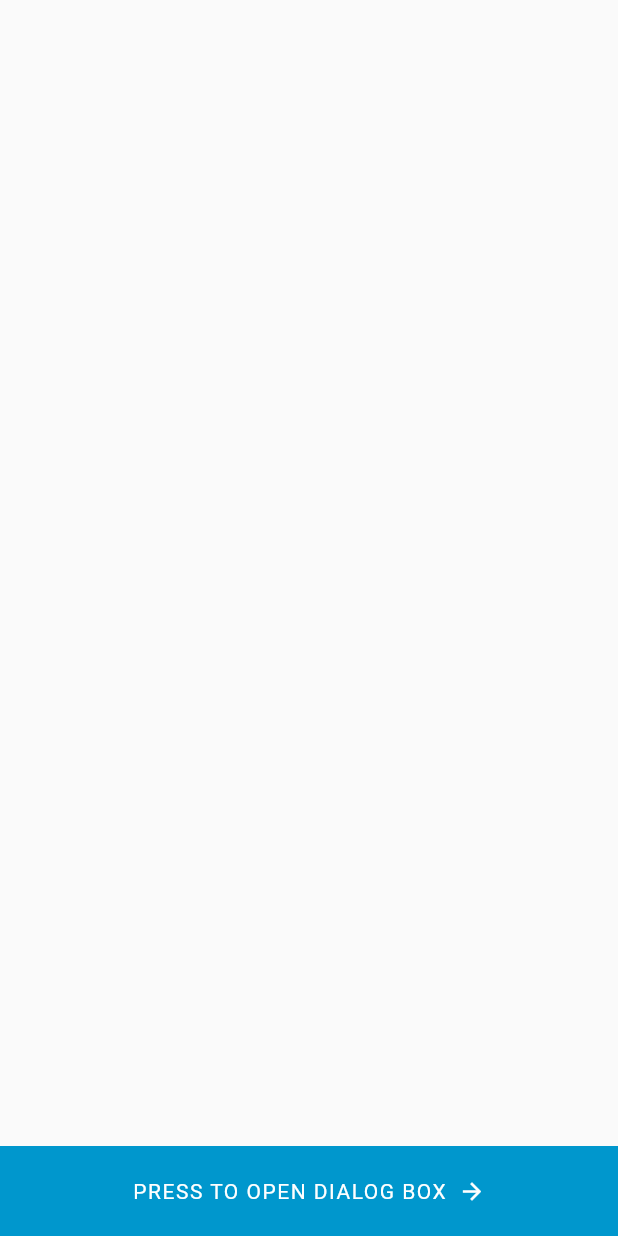
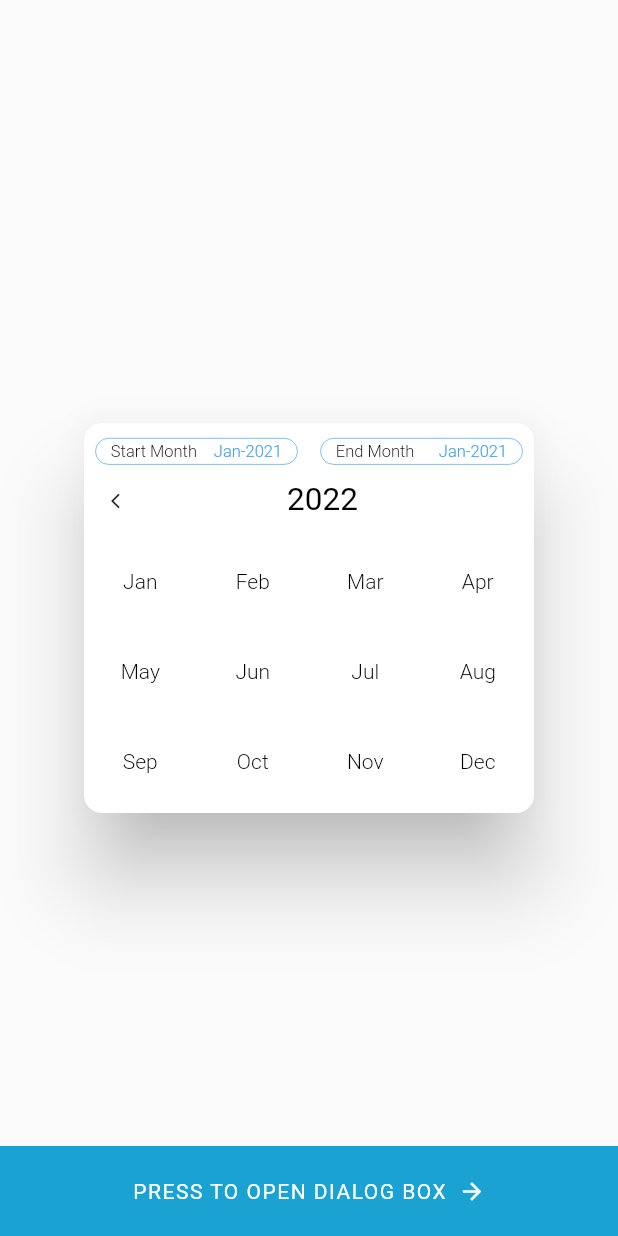
Before and after one commit to FieldAssist/fa_flutter_ui_kit, a Flutter app: the ShowMonthRangePicker screen opened directly, after a tap on "PRESS TO OPEN DIALOG BOX", on a phone screen of 412 x 824 dp. Run offline on Flutter 3.47's test engine with Material 2 defaults, Android fonts, the phone set to English and light mode, and no system bars; our stand-ins replace cached_network_image, flare_flutter, flutter_svg, freezed_annotation, geocoding, geolocator and 3 more; missing offline and left inert: fa_flutter_api_client, fa_flutter_core.

Commit message:
[Dialog-Util] Add range picker
Signed-off-by: Raghav Pawar <raghavpawar@Raghavs-MacBook-Air.local>

```diff
--- a/lib/src/utils/dialog_utils.dart
+++ b/lib/src/utils/dialog_utils.dart
@@ -32,12 +32,14 @@ class DialogUtils {
     );
   }
 
- static void showMonthRangePicker({
-    required GlobalKey<NavigatorState> navKey,
+  static void showMonthRangePicker({
+    // required GlobalKey<NavigatorState> navKey,
+    required BuildContext context,
   }) {
     showDialog(
       barrierColor: Colors.white.withOpacity(0.1),
-      context: navKey.currentState!.overlay!.context,
+      // context: navKey.currentState!.overlay!.context,
+      context: context,
       builder: (context) {
         return const AlertDialog(
           shape: RoundedRectangleBorder(
--- a/lib/src/widgets/month_range_picker/month_calendar.dart
+++ b/lib/src/widgets/month_range_picker/month_calendar.dart
@@ -4,6 +4,8 @@ import 'month_indicator.dart';
 import 'month_view.dart';
 import 'year_selector.dart';
 
+var selectedMonths = <String>[];
+late int currentYear;
 
 class MonthCalendar extends StatelessWidget {
   const MonthCalendar({
--- a/lib/src/widgets/month_range_picker/month_indicator.dart
+++ b/lib/src/widgets/month_range_picker/month_indicator.dart
@@ -1,3 +1,4 @@
+import 'package:fa_flutter_ui_kit/src/widgets/month_range_picker/month_calendar.dart';
 import 'package:flutter/material.dart';
 
 import 'selected_month_indicator.dart';
@@ -14,13 +15,17 @@ class MonthIdicator extends StatelessWidget {
         mainAxisAlignment: MainAxisAlignment.spaceAround,
         children: [
           SelectedMonthIndicator(
-            width: cons.maxWidth * 0.42,
-            month: 'Jan-2021',
+            width: cons.maxWidth * 0.45,
+            month: selectedMonths.isEmpty
+                ? 'Jan-2021'
+                : selectedMonths[0] + '-' + currentYear.toString(),
             label: 'Start Month',
           ),
           SelectedMonthIndicator(
-            width: cons.maxWidth * 0.42,
-            month: 'Jan-2021',
+            width: cons.maxWidth * 0.45,
+            month: selectedMonths.isEmpty
+                ? 'Jan-2021'
+                : selectedMonths[2] + '-' + currentYear.toString(),
             label: 'End Month',
           ),
         ],
--- a/lib/src/widgets/month_range_picker/month_view.dart
+++ b/lib/src/widgets/month_range_picker/month_view.dart
@@ -1,4 +1,5 @@
 import 'package:fa_flutter_ui_kit/fa_flutter_ui_kit.dart';
+import 'package:fa_flutter_ui_kit/src/widgets/month_range_picker/month_calendar.dart';
 import 'package:flutter/material.dart';
 
 class MonthView extends StatefulWidget {
@@ -11,13 +12,30 @@ class MonthView extends StatefulWidget {
 }
 
 class _MonthViewState extends State<MonthView> {
-  var selectedMonths = <String>[];
   void validate() {
     if (selectedMonths.length == 3) {
       for (var element in calendarItem) {
         element.isEnabled = false;
       }
     } else {}
+  }
+
+  String startMonth() {
+    if (selectedMonths.isNotEmpty) {
+      return selectedMonths.first;
+    } else
+      return '';
+  }
+
+  String endMonth() {
+    if (selectedMonths.isNotEmpty) {
+      return selectedMonths.last;
+    } else
+      return '';
+  }
+
+  int getYear() {
+    return currentYear;
   }
 
   bool isRounded = false;
@@ -27,6 +45,12 @@ class _MonthViewState extends State<MonthView> {
         (e) => ItemModel(month: e),
       )
       .toList();
+
+  @override
+  void initState() {
+    selectedMonths = [];
+    super.initState();
+  }
 
   @override
   Widget build(BuildContext context) {
@@ -51,13 +75,23 @@ class _MonthViewState extends State<MonthView> {
                           for (int i = index; i < index + 3; i++) {
                             calendarItem[i].isSelected = true;
                             calendarItem[i].isTapped = true;
-                            selectedMonths.add(calendarItem[i].month);
+                            setState(() {
+                              selectedMonths.add(calendarItem[i].month);
+                            });
                           }
                           validate();
                           setState(() {
                             // e.isTapped = !e.isTapped;
                             // e.isSelected = !e.isSelected;
                           });
+                          print(
+                            'start month - ' +
+                                startMonth() +
+                                '\nend month - ' +
+                                endMonth() +
+                                '\nyear - ' +
+                                getYear().toString(),
+                          );
                         }
                       }
                     : null,
--- a/lib/src/widgets/month_range_picker/selected_month_indicator.dart
+++ b/lib/src/widgets/month_range_picker/selected_month_indicator.dart
@@ -1,6 +1,5 @@
 import 'package:fa_flutter_ui_kit/src/constants/text_style.dart';
 import 'package:flutter/material.dart';
-
 
 class SelectedMonthIndicator extends StatelessWidget {
   final String label;
@@ -29,9 +28,10 @@ class SelectedMonthIndicator extends StatelessWidget {
         mainAxisAlignment: MainAxisAlignment.spaceBetween,
         crossAxisAlignment: CrossAxisAlignment.center,
         children: [
-          Text(label, style:KTextStyle.dateTextStyle),
+          Text(label, style: KTextStyle.dateTextStyle),
           Text(month,
-              style: KTextStyle.dateTextStyle.copyWith(color: Colors.blue.shade400))
+              style: KTextStyle.dateTextStyle
+                  .copyWith(color: Colors.blue.shade400))
         ],
       ),
     );
--- a/lib/src/widgets/month_range_picker/year_selector.dart
+++ b/lib/src/widgets/month_range_picker/year_selector.dart
@@ -1,4 +1,6 @@
 import 'package:flutter/material.dart';
+
+import 'month_calendar.dart';
 
 class YearSelector extends StatefulWidget {
   const YearSelector({
@@ -10,7 +12,6 @@ class YearSelector extends StatefulWidget {
 }
 
 class _YearSelectorState extends State<YearSelector> {
-  late int currentYear;
   @override
   void initState() {
     super.initState();
```
